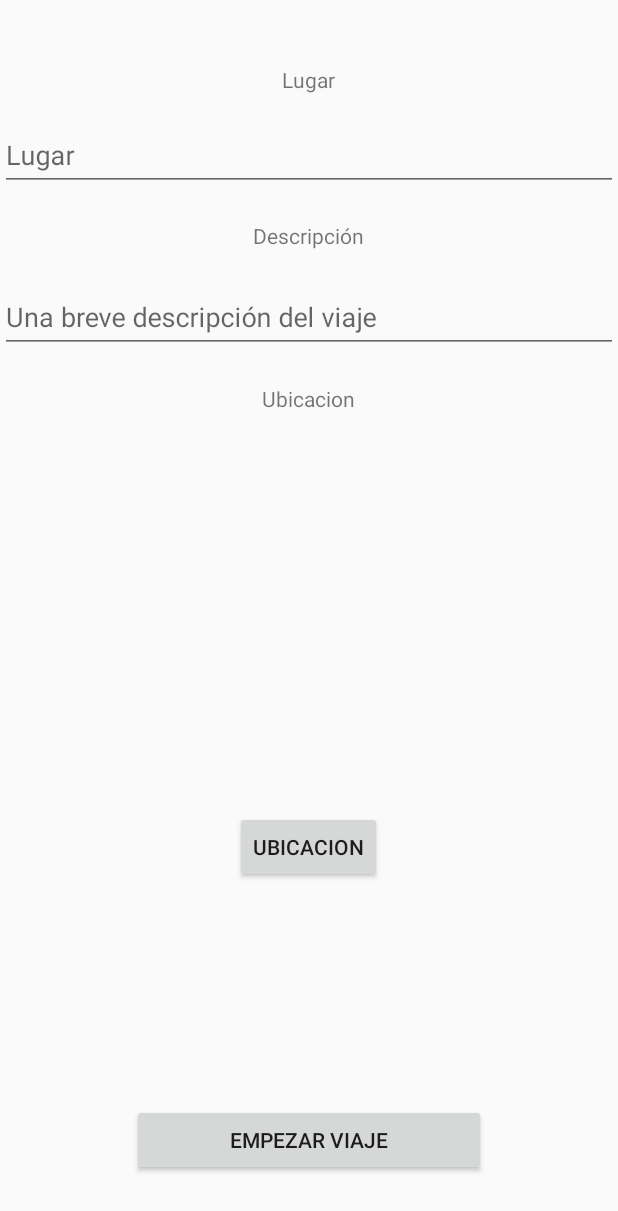
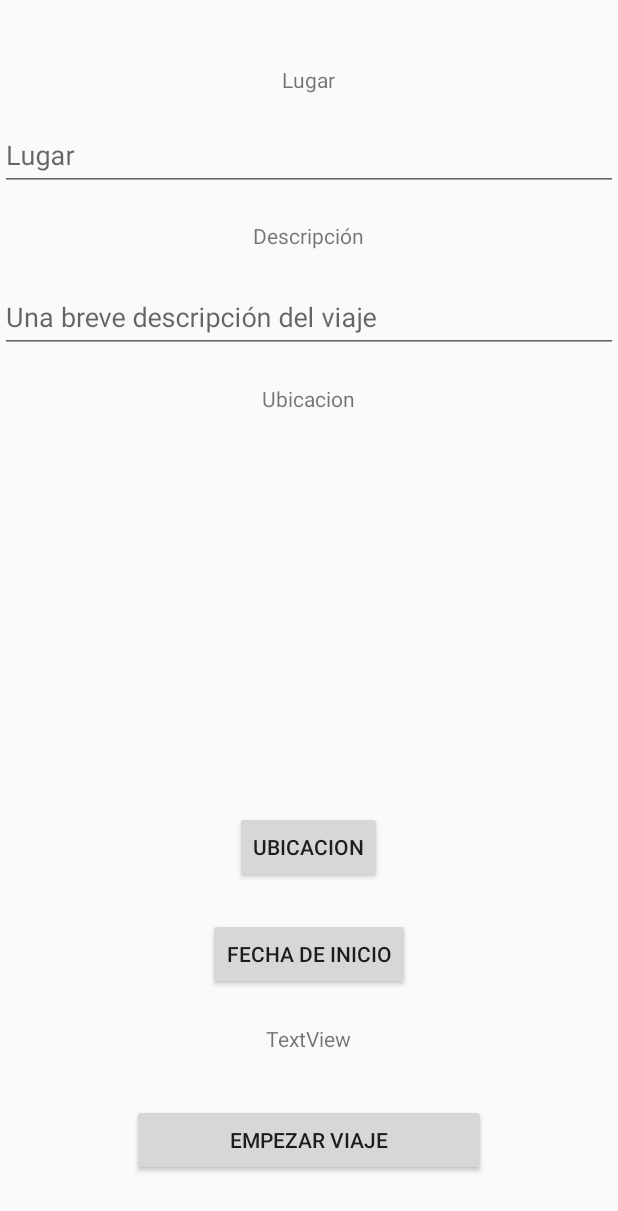
Before and after one commit to victorague/ApkViajes, an Android app: the NuevoViajeActivity screen opened directly, with no data from a screen before it, on a phone screen of 412 x 824 dp. Shown: the top 1211 px of the screen. Run offline under Robolectric (Android 15) with nearby library versions, the light colour scheme and no system bars; our stand-ins replace Firebase (no records; nobody signed in at launch, a user with empty details on screens opened directly).

Commit message:
g#4.- Se ha añadido el campo Fecha de Inicio al crear un nuevo viaje y se ha diseñado la Row, a falta de crear adaptador y pintar el recycler

```diff
--- a/app/src/main/java/net/victor/apkviajes/Activities/model/Class.kt
+++ b/app/src/main/java/net/victor/apkviajes/Activities/model/Class.kt
@@ -1,4 +1,6 @@
 package net.victor.apkviajes.Activities.model
 
+import java.util.*
 
-data class Viaje(var idUsuario:String="", var lugar:String = "", var descripcion : String = "", var latitud : String = "", var longitud:String = "")
+
+data class Viaje(var idUsuario:String="", var lugar:String = "", var descripcion : String = "", var latitud : String = "", var longitud:String = "", var fechaInicio:String ="")
--- a/app/src/main/res/layout/activity_nuevo_viaje.xml
+++ b/app/src/main/res/layout/activity_nuevo_viaje.xml
@@ -4,7 +4,7 @@
     xmlns:tools="http://schemas.android.com/tools"
     android:layout_width="match_parent"
     android:layout_height="match_parent"
-    tools:context=".Activities.NuevoViajeActivity">
+    tools:context=".Activities.Views.NuevoViajeActivity">
 
     <TextView
         android:id="@+id/textView"
@@ -95,4 +95,22 @@
         android:layout_centerHorizontal="true"
         android:layout_marginBottom="207dp" />
 
+    <Button
+        android:id="@+id/btnFechaInicio"
+        android:layout_width="wrap_content"
+        android:layout_height="wrap_content"
+        android:layout_alignParentBottom="true"
+        android:layout_centerHorizontal="true"
+        android:layout_marginBottom="164dp"
+        android:text="Fecha de Inicio" />
+
+    <TextView
+        android:id="@+id/tvFecha"
+        android:layout_width="wrap_content"
+        android:layout_height="wrap_content"
+        android:layout_alignParentBottom="true"
+        android:layout_centerHorizontal="true"
+        android:layout_marginBottom="122dp"
+        android:text="TextView" />
+
 </RelativeLayout>
--- a/app/src/main/res/values/strings.xml
+++ b/app/src/main/res/values/strings.xml
@@ -22,4 +22,5 @@
     </string>
     <string name="title_activity_register">Register</string>
     <string name="title_activity_nuevo_viaje">NuevoViajeActivity</string>
+    <string name="title_activity_mis_viajes">MisViajesActivity</string>
 </resources>
```
Also changed, not shown: app/src/main/AndroidManifest.xml (+9 -5 lines), app/src/main/java/net/victor/apkviajes/Activities/Views/MainActivity.kt (renamed from app/src/main/java/net/victor/apkviajes/Activities/MainActivity.kt, +10 -3 lines), app/src/main/java/net/victor/apkviajes/Activities/Views/MisViajesActivity.kt (added, +35 -0 lines), app/src/main/java/net/victor/apkviajes/Activities/Views/NuevoViajeActivity.kt (renamed from app/src/main/java/net/victor/apkviajes/Activities/NuevoViajeActivity.kt, +27 -3 lines), app/src/main/res/layout/activity_mis_viajes.xml (added, +33 -0 lines), app/src/main/res/layout/content_mis_viajes.xml (added, +11 -0 lines), app/src/main/res/layout/row_mis_viajes.xml (added, +34 -0 lines), app/src/main/java/net/victor/apkviajes/Activities/Views/ActivityConfirmacion.kt (renamed from app/src/main/java/net/victor/apkviajes/Activities/ActivityConfirmacion.kt), app/src/main/java/net/victor/apkviajes/Activities/Views/ActivityForget.kt (renamed from app/src/main/java/net/victor/apkviajes/Activities/ActivityForget.kt), app/src/main/java/net/victor/apkviajes/Activities/Views/LoginActivity.kt (renamed from app/src/main/java/net/victor/apkviajes/Activities/LoginActivity.kt), app/src/main/java/net/victor/apkviajes/Activities/Views/RegisterActivity.kt (renamed from app/src/main/java/net/victor/apkviajes/Activities/RegisterActivity.kt).
